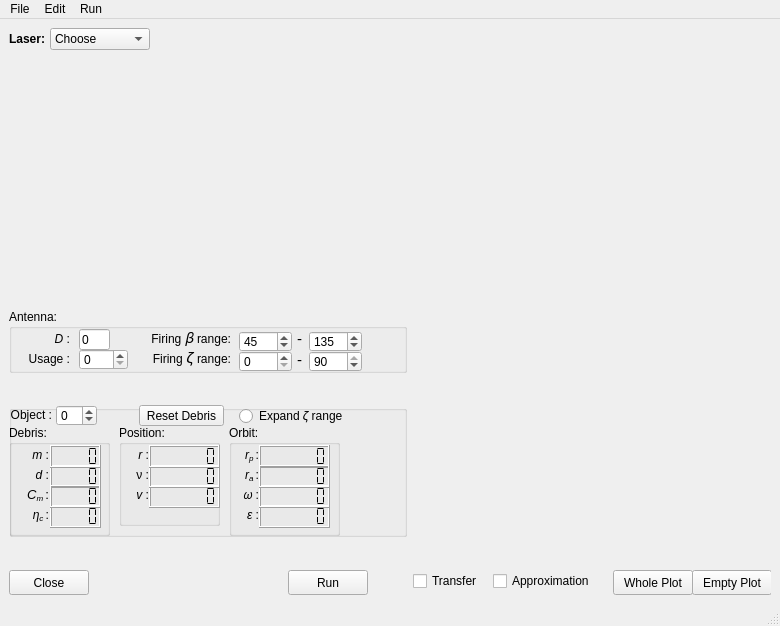
The window that LODR3/Subsystems/ui_Files/GUI.ui (kajsaER/LODR) describes before a commit, drawn with Qt 5.
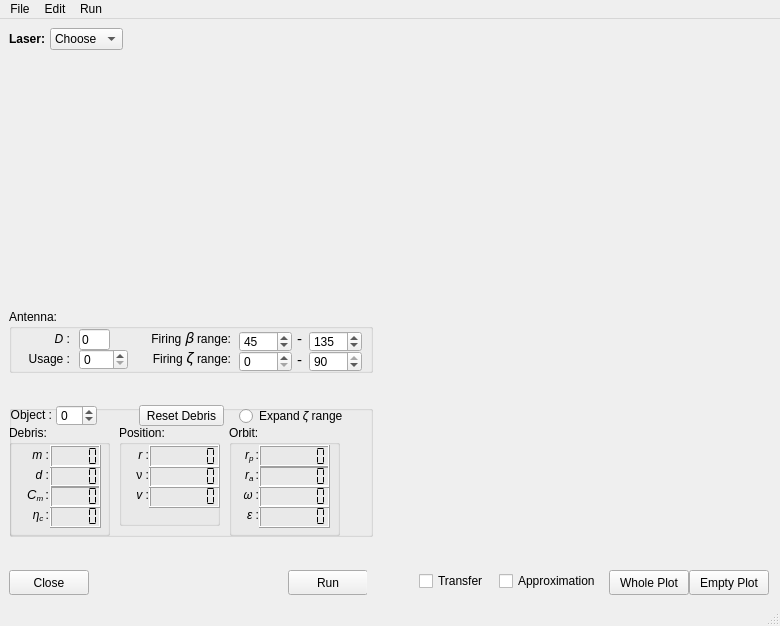
The same window after the commit.

What changed in the file:
```diff
--- a/LODR3/Subsystems/ui_Files/GUI.ui
+++ b/LODR3/Subsystems/ui_Files/GUI.ui
@@ -21,108 +21,6 @@
   </property>
   <widget class="QWidget" name="central_widget">
    <layout class="QGridLayout" name="gridLayout">
-    <item row="6" column="0">
-     <spacer name="verticalSpacer_3">
-      <property name="orientation">
-       <enum>Qt::Vertical</enum>
-      </property>
-      <property name="sizeHint" stdset="0">
-       <size>
-        <width>20</width>
-        <height>36</height>
-       </size>
-      </property>
-     </spacer>
-    </item>
-    <item row="7" column="3">
-     <widget class="QWidget" name="widget_2" native="true">
-      <property name="minimumSize">
-       <size>
-        <width>358</width>
-        <height>25</height>
-       </size>
-      </property>
-      <widget class="QPushButton" name="WholePlotBtn">
-       <property name="geometry">
-        <rect>
-         <x>200</x>
-         <y>0</y>
-         <width>80</width>
-         <height>25</height>
-        </rect>
-       </property>
-       <property name="minimumSize">
-        <size>
-         <width>80</width>
-         <height>25</height>
-        </size>
-       </property>
-       <property name="maximumSize">
-        <size>
-         <width>80</width>
-         <height>25</height>
-        </size>
-       </property>
-       <property name="whatsThis">
-        <string>Show plot of the full orbit</string>
-       </property>
-       <property name="text">
-        <string>Whole Plot</string>
-       </property>
-      </widget>
-      <widget class="QPushButton" name="EmptyPlotBtn">
-       <property name="geometry">
-        <rect>
-         <x>279</x>
-         <y>0</y>
-         <width>80</width>
-         <height>25</height>
-        </rect>
-       </property>
-       <property name="minimumSize">
-        <size>
-         <width>80</width>
-         <height>25</height>
-        </size>
-       </property>
-       <property name="maximumSize">
-        <size>
-         <width>80</width>
-         <height>25</height>
-        </size>
-       </property>
-       <property name="text">
-        <string>Empty Plot</string>
-       </property>
-      </widget>
-      <widget class="QCheckBox" name="pltTransfer">
-       <property name="geometry">
-        <rect>
-         <x>0</x>
-         <y>0</y>
-         <width>81</width>
-         <height>22</height>
-        </rect>
-       </property>
-       <property name="text">
-        <string>Transfer</string>
-       </property>
-      </widget>
-      <widget class="QCheckBox" name="pltApprox">
-       <property name="geometry">
-        <rect>
-         <x>80</x>
-         <y>0</y>
-         <width>111</width>
-         <height>22</height>
-        </rect>
-       </property>
-       <property name="text">
-        <string>Approximation</string>
-       </property>
-      </widget>
-     </widget>
-    </item>
     <item row="2" column="0">
      <spacer name="verticalSpacer_2">
       <property name="orientation">
@@ -136,66 +34,34 @@
       </property>
      </spacer>
     </item>
-    <item row="7" column="0" colspan="3">
-     <widget class="QWidget" name="widget" native="true">
-      <property name="minimumSize">
+    <item row="0" column="1">
+     <widget class="QComboBox" name="laserType">
+      <property name="maximumSize">
        <size>
-        <width>358</width>
-        <height>25</height>
+        <width>100</width>
+        <height>16777215</height>
        </size>
       </property>
-      <widget class="QPushButton" name="closeBtn">
-       <property name="geometry">
-        <rect>
-         <x>0</x>
-         <y>0</y>
-         <width>80</width>
-         <height>25</height>
-        </rect>
-       </property>
-       <property name="minimumSize">
-        <size>
-         <width>80</width>
-         <height>25</height>
-        </size>
-       </property>
-       <property name="maximumSize">
-        <size>
-         <width>80</width>
-         <height>25</height>
-        </size>
-       </property>
+      <item>
        <property name="text">
-        <string>Close</string>
+        <string>Choose</string>
        </property>
-      </widget>
-      <widget class="QPushButton" name="runBtn">
-       <property name="geometry">
-        <rect>
-         <x>279</x>
-         <y>0</y>
-         <width>80</width>
-         <height>25</height>
-        </rect>
-       </property>
-       <property name="minimumSize">
-        <size>
-         <width>80</width>
-         <height>25</height>
-        </size>
-       </property>
-       <property name="maximumSize">
-        <size>
-         <width>80</width>
-         <height>25</height>
-        </size>
-       </property>
-       <property name="text">
-        <string>Run</string>
-       </property>
-      </widget>
+      </item>
      </widget>
     </item>
+    <item row="4" column="0">
+     <spacer name="verticalSpacer">
+      <property name="orientation">
+       <enum>Qt::Vertical</enum>
+      </property>
+      <property name="sizeHint" stdset="0">
+       <size>
+        <width>20</width>
+        <height>36</height>
+       </size>
+      </property>
+     </spacer>
+    </item>
     <item row="0" column="0">
      <widget class="QLabel" name="label_laser">
       <property name="minimumSize">
@@ -215,49 +81,73 @@
       </property>
      </widget>
     </item>
-    <item row="1" column="0" colspan="3">
-     <widget class="QWidget" name="laserwidget" native="true">
-      <property name="enabled">
-       <bool>true</bool>
-      </property>
-      <property name="sizePolicy">
-       <sizepolicy hsizetype="Preferred" vsizetype="Preferred">
-        <horstretch>0</horstretch>
-        <verstretch>0</verstretch>
-       </sizepolicy>
-      </property>
+    <item row="7" column="0" colspan="4">
+     <widget class="QWidget" name="widget" native="true">
       <property name="minimumSize">
        <size>
         <width>358</width>
-        <height>220</height>
+        <height>25</height>
        </size>
       </property>
+      <property name="maximumSize">
+       <size>
+        <width>358</width>
+        <height>25</height>
+       </size>
+      </property>
+      <widget class="QPushButton" name="closeBtn">
+       <property name="geometry">
+        <rect>
+         <x>0</x>
+         <y>0</y>
+         <width>80</width>
+         <height>25</height>
+        </rect>
+       </property>
+       <property name="minimumSize">
+        <size>
+         <width>80</width>
+         <height>25</height>
+        </size>
+       </property>
+       <property name="maximumSize">
+        <size>
+         <width>80</width>
+         <height>25</height>
+        </size>
+       </property>
+       <property name="text">
+        <string>Close</string>
+       </property>
+      </widget>
+      <widget class="QPushButton" name="runBtn">
+       <property name="geometry">
+        <rect>
+         <x>279</x>
+         <y>0</y>
+         <width>80</width>
+         <height>25</height>
+        </rect>
+       </property>
+       <property name="minimumSize">
+        <size>
+         <width>80</width>
+         <height>25</height>
+        </size>
+       </property>
+       <property name="maximumSize">
+        <size>
+         <width>80</width>
+         <height>25</height>
+        </size>
+       </property>
+       <property name="text">
+        <string>Run</string>
+       </property>
+      </widget>
      </widget>
     </item>
-    <item row="0" column="3" rowspan="7">
-     <layout class="QVBoxLayout" name="plotLayout">
-      <property name="spacing">
-       <number>0</number>
-      </property>
-      <property name="sizeConstraint">
-       <enum>QLayout::SetMinimumSize</enum>
-      </property>
-     </layout>
-    </item>
-    <item row="4" column="0">
-     <spacer name="verticalSpacer">
-      <property name="orientation">
-       <enum>Qt::Vertical</enum>
-      </property>
-      <property name="sizeHint" stdset="0">
-       <size>
-        <width>20</width>
-        <height>36</height>
-       </size>
-      </property>
-     </spacer>
-    </item>
-    <item row="3" column="0" colspan="3">
+    <item row="3" column="0" colspan="4">
      <widget class="QGroupBox" name="groupBox">
       <property name="minimumSize">
        <size>
@@ -492,7 +382,7 @@
       </widget>
      </widget>
     </item>
-    <item row="5" column="0" colspan="3">
+    <item row="5" column="0" colspan="4">
      <widget class="QGroupBox" name="groupBox_2">
       <property name="minimumSize">
        <size>
@@ -924,19 +814,163 @@
       </widget>
      </widget>
     </item>
-    <item row="0" column="1">
-     <widget class="QComboBox" name="laserType">
+    <item row="7" column="6">
+     <widget class="QWidget" name="widget_2" native="true">
+      <property name="minimumSize">
+       <size>
+        <width>392</width>
+        <height>25</height>
+       </size>
+      </property>
       <property name="maximumSize">
        <size>
-        <width>100</width>
+        <width>16777215</width>
         <height>16777215</height>
        </size>
       </property>
-      <item>
+      <property name="layoutDirection">
+       <enum>Qt::RightToLeft</enum>
+      </property>
+      <widget class="QPushButton" name="WholePlotBtn">
+       <property name="geometry">
+        <rect>
+         <x>230</x>
+         <y>0</y>
+         <width>80</width>
+         <height>25</height>
+        </rect>
+       </property>
+       <property name="minimumSize">
+        <size>
+         <width>80</width>
+         <height>25</height>
+        </size>
+       </property>
+       <property name="maximumSize">
+        <size>
+         <width>80</width>
+         <height>25</height>
+        </size>
+       </property>
+       <property name="whatsThis">
+        <string>Show plot of the full orbit</string>
+       </property>
        <property name="text">
-        <string>Choose</string>
+        <string>Whole Plot</string>
        </property>
-      </item>
+      </widget>
+      <widget class="QPushButton" name="EmptyPlotBtn">
+       <property name="geometry">
+        <rect>
+         <x>310</x>
+         <y>0</y>
+         <width>80</width>
+         <height>25</height>
+        </rect>
+       </property>
+       <property name="minimumSize">
+        <size>
+         <width>80</width>
+         <height>25</height>
+        </size>
+       </property>
+       <property name="maximumSize">
+        <size>
+         <width>80</width>
+         <height>25</height>
+        </size>
+       </property>
+       <property name="text">
+        <string>Empty Plot</string>
+       </property>
+      </widget>
+      <widget class="QCheckBox" name="pltTransfer">
+       <property name="geometry">
+        <rect>
+         <x>40</x>
+         <y>0</y>
+         <width>81</width>
+         <height>22</height>
+        </rect>
+       </property>
+       <property name="layoutDirection">
+        <enum>Qt::LeftToRight</enum>
+       </property>
+       <property name="text">
+        <string>Transfer</string>
+       </property>
+      </widget>
+      <widget class="QCheckBox" name="pltApprox">
+       <property name="geometry">
+        <rect>
+         <x>120</x>
+         <y>0</y>
+         <width>111</width>
+         <height>22</height>
+        </rect>
+       </property>
+       <property name="layoutDirection">
+        <enum>Qt::LeftToRight</enum>
+       </property>
+       <property name="text">
+        <string>Approximation</string>
+       </property>
+      </widget>
+     </widget>
+    </item>
+    <item row="0" column="6" rowspan="7">
+     <layout class="QVBoxLayout" name="plotLayout">
+      <property name="spacing">
+       <number>0</number>
+      </property>
+      <property name="sizeConstraint">
+       <enum>QLayout::SetMinimumSize</enum>
+      </property>
+     </layout>
+    </item>
+    <item row="6" column="0">
+     <spacer name="verticalSpacer_3">
+      <property name="orientation">
+       <enum>Qt::Vertical</enum>
+      </property>
+      <property name="sizeHint" stdset="0">
+       <size>
+        <width>20</width>
+        <height>36</height>
+       </size>
+      </property>
+     </spacer>
+    </item>
+    <item row="0" column="2">
+     <spacer name="horizontalSpacer">
+      <property name="orientation">
+       <enum>Qt::Horizontal</enum>
+      </property>
+      <property name="sizeHint" stdset="0">
+       <size>
+        <width>40</width>
+        <height>20</height>
+       </size>
+      </property>
+     </spacer>
+    </item>
+    <item row="1" column="0" colspan="3">
+     <widget class="QWidget" name="laserwidget" native="true">
+      <property name="enabled">
+       <bool>true</bool>
+      </property>
+      <property name="sizePolicy">
+       <sizepolicy hsizetype="Preferred" vsizetype="Preferred">
+        <horstretch>0</horstretch>
+        <verstretch>0</verstretch>
+       </sizepolicy>
+      </property>
+      <property name="minimumSize">
+       <size>
+        <width>358</width>
+        <height>220</height>
+       </size>
+      </property>
      </widget>
     </item>
    </layout>
```
Left out of the diff: 6 changed lines with no effect on the pictures.
